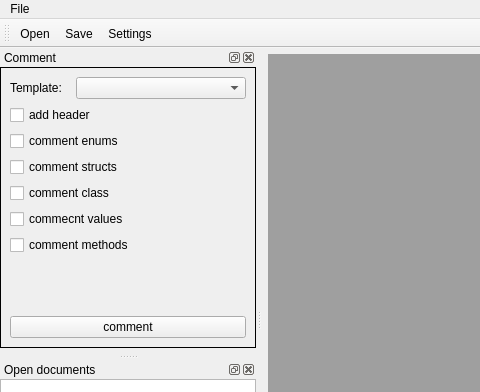
The window that mainwindow.ui (michaelsammer/DoxyMaker) describes before a commit, drawn with Qt 5; both pictures show x 0 to 480 and y 0 to 392 of the 943 by 611 pixel window.
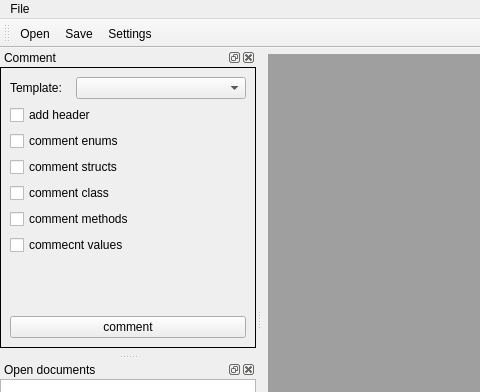
The same window after the commit. Icons and pictures are not drawn.

The edit to the form file:
```diff
--- a/mainwindow.ui
+++ b/mainwindow.ui
@@ -193,16 +193,16 @@
          </widget>
         </item>
         <item>
-         <widget class="QCheckBox" name="checkBox_6">
+         <widget class="QCheckBox" name="checkBox_5">
           <property name="text">
-           <string>commecnt values</string>
+           <string>comment methods</string>
           </property>
          </widget>
         </item>
         <item>
-         <widget class="QCheckBox" name="checkBox_5">
+         <widget class="QCheckBox" name="checkBox_6">
           <property name="text">
-           <string>comment methods</string>
+           <string>commecnt values</string>
           </property>
          </widget>
         </item>
```
